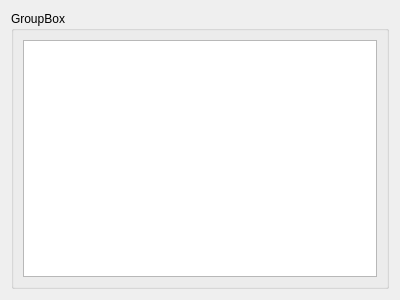
Before: the Qt Designer form bullshit/UI/listwidget.ui in realMilbor/bullshit, drawn with Qt 5.
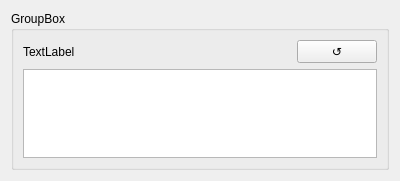
After: the same form once the commit is applied.

Patch:
```diff
--- a/bullshit/UI/listwidget.ui
+++ b/bullshit/UI/listwidget.ui
@@ -7,7 +7,7 @@
     <x>0</x>
     <y>0</y>
     <width>400</width>
-    <height>300</height>
+    <height>181</height>
    </rect>
   </property>
   <property name="windowTitle">
@@ -20,9 +20,40 @@
       <string>GroupBox</string>
      </property>
      <layout class="QGridLayout" name="gridLayout_2">
-      <item row="0" column="0">
+      <item row="3" column="0">
        <widget class="QTableWidget" name="tableWidget"/>
       </item>
+      <item row="0" column="0">
+       <layout class="QHBoxLayout" name="horizontalLayout">
+        <item>
+         <widget class="QLabel" name="refreshLabel">
+          <property name="text">
+           <string>TextLabel</string>
+          </property>
+         </widget>
+        </item>
+        <item>
+         <spacer name="horizontalSpacer">
+          <property name="orientation">
+           <enum>Qt::Horizontal</enum>
+          </property>
+          <property name="sizeHint" stdset="0">
+           <size>
+            <width>40</width>
+            <height>20</height>
+           </size>
+          </property>
+         </spacer>
+        </item>
+        <item>
+         <widget class="QPushButton" name="refreshButton">
+          <property name="text">
+           <string>↺</string>
+          </property>
+         </widget>
+        </item>
+       </layout>
+      </item>
      </layout>
     </widget>
    </item>
```
